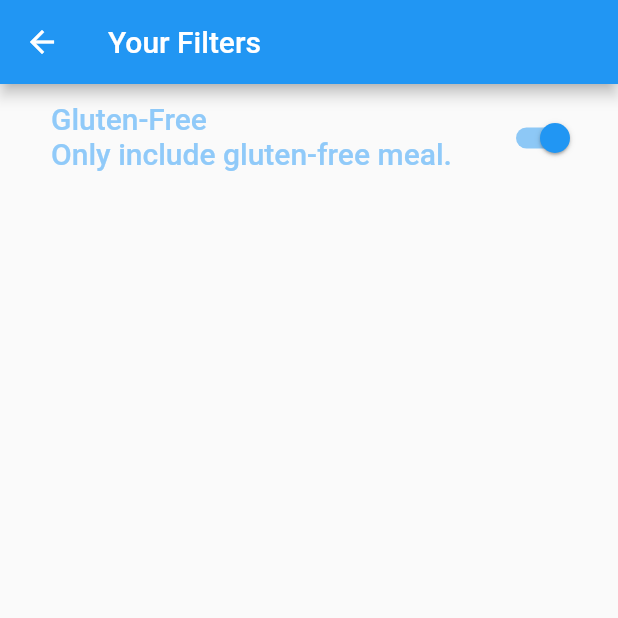
After one commit to RattiRao/Flutter_Meals_App, a Flutter app: the FilterScreen screen opened directly, after a tap on "Gluten-Free", on a phone screen of 412 x 824 dp, the top half of it. The commit adds this screen. Run offline on Flutter 3.47's test engine with Material 2 defaults, Android fonts, the phone set to English and light mode, and no system bars; our stand-ins replace google_fonts, transparent_image.

Commit message:
Working on Drawer Filters

```diff
--- /dev/null
+++ b/lib/screen/filters.dart
@@ -0,0 +1,42 @@
+import 'package:flutter/material.dart';
+
+class FilterScreen extends StatefulWidget {
+  const FilterScreen({super.key});
+
+  @override
+  State<FilterScreen> createState() {
+    return _FilterScreenState();
+  }
+}
+
+class _FilterScreenState extends State<FilterScreen> {
+  bool _isGlutenFreeSet = false;
+  @override
+  Widget build(BuildContext context) {
+    return Scaffold(
+      appBar: AppBar(
+        title: Text('Your Filters'),
+      ),
+      body: Column(
+        children: [
+          SwitchListTile(
+            value: _isGlutenFreeSet,
+            onChanged: (isChecked){
+              setState(() {
+                _isGlutenFreeSet = isChecked;
+              });
+            },
+            title: Text('Gluten-Free', style: Theme.of(context).textTheme.titleLarge!.copyWith(
+              color: Theme.of(context).colorScheme.background
+            ),),
+            subtitle: Text('Only include gluten-free meal.', style: Theme.of(context).textTheme.titleLarge!.copyWith(
+              color: Theme.of(context).colorScheme.background
+            ),),
+            activeColor: Theme.of(context).colorScheme.tertiary,
+            contentPadding: EdgeInsets.only(left: 34, right: 22),
+            )
+        ]
+        ),
+    );
+  }
+}
--- a/lib/widget/main_drawer.dart
+++ b/lib/widget/main_drawer.dart
@@ -1,7 +1,10 @@
 import 'package:flutter/material.dart';
 
+enum ScreenType { Categories, Filters }
+
 class MainDrawer extends StatelessWidget {
-  const MainDrawer({super.key});
+  const MainDrawer({super.key, required this.onSelectScreen});
+  final void Function(ScreenType identifier) onSelectScreen;
 
   @override
   Widget build(BuildContext context) {
@@ -47,10 +50,10 @@ class MainDrawer extends StatelessWidget {
                 ),
           ),
           onTap: () {
-
+            onSelectScreen(ScreenType.Categories);
           },
         ),
-         ListTile(
+        ListTile(
           leading: Icon(
             Icons.settings,
             size: 26,
@@ -62,7 +65,7 @@ class MainDrawer extends StatelessWidget {
                 ),
           ),
           onTap: () {
-
+            onSelectScreen(ScreenType.Filters);
           },
         ),
       ],
```
Also changed, not shown: lib/screen/tabs.dart (+36 -10 lines), 11 other files.
